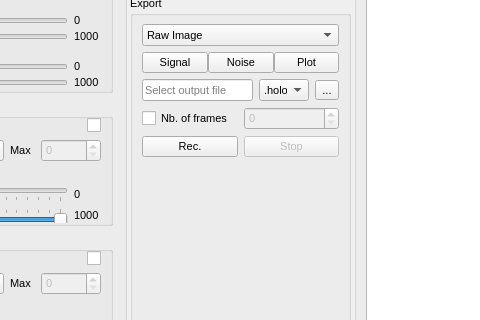
Above: Holovibes/assets/ui/mainwindow.ui from DigitalHolography/Holovibes before the change; both pictures show x 628 to 1108 and y 234 to 554 of the 1291 by 815 pixel window. Below: the same form after it.
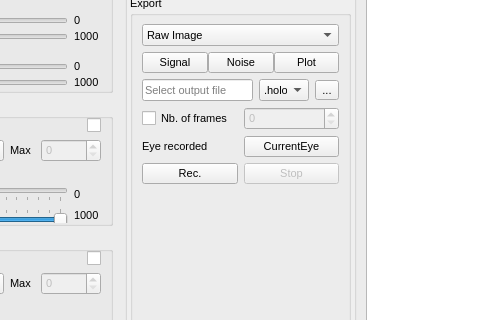
That is the form after the change. Custom widgets are drawn as their Qt base class.

Commit message: wip(ui): started basic implementation of the 'Recorded eye' setting

```diff
--- a/Holovibes/assets/ui/mainwindow.ui
+++ b/Holovibes/assets/ui/mainwindow.ui
@@ -2990,6 +2990,27 @@
                  </item>
                 </layout>
                </item>
+               <item>
+                <layout class="QHBoxLayout" name="recordedEyeLayout">
+                 <item>
+                  <widget class="QLabel" name="RecordedEyeLabel">
+                   <property name="toolTip">
+                    <string>Which eye is being recorded.</string>
+                   </property>
+                   <property name="text">
+                    <string>Eye recorded</string>
+                   </property>
+                  </widget>
+                 </item>
+                 <item>
+                  <widget class="QPushButton" name="RecordedEyePushButton">
+                   <property name="text">
+                    <string>CurrentEye</string>
+                   </property>
+                  </widget>
+                 </item>
+                </layout>
+               </item>
                <item>
                 <layout class="QHBoxLayout" name="recordPushButtonsLayout">
                  <item>
```
Left out of the diff: 22 changed lines with no effect on the pictures. The commit also changes 8 other files.
